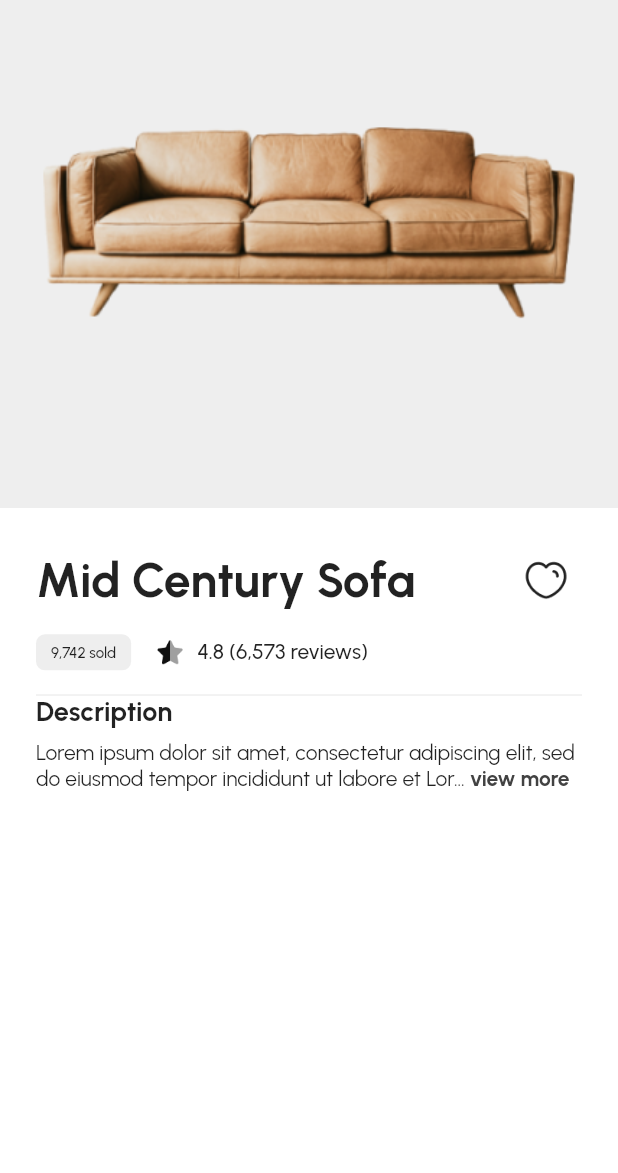
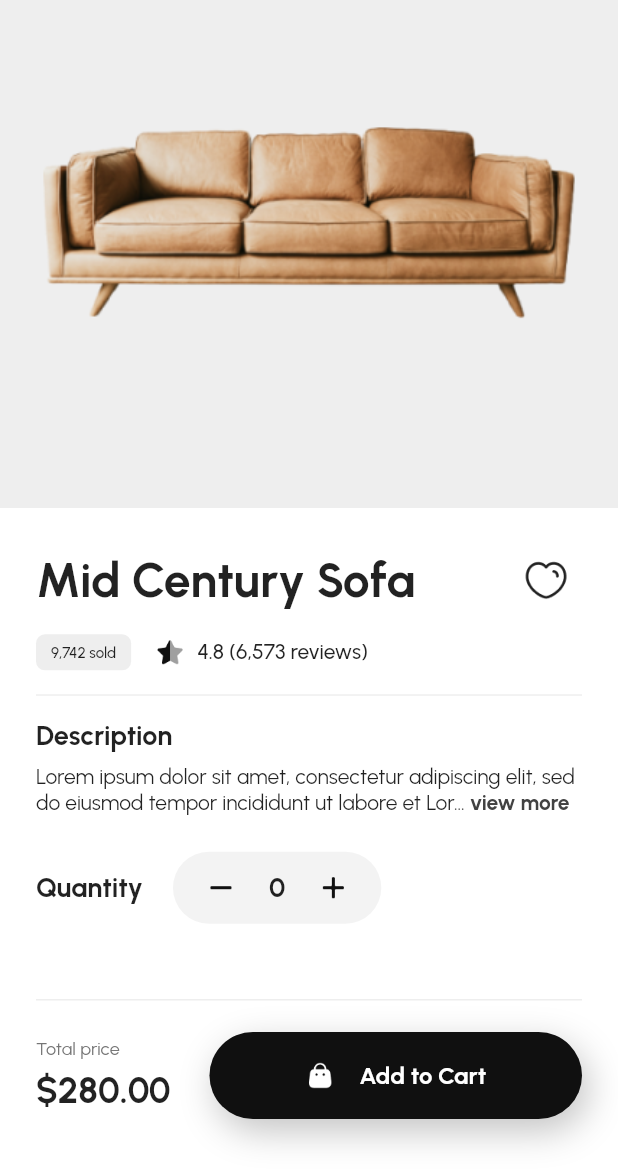
Before and after one commit to Abson/Fresh-Buyer-Flutter, a Flutter app: the ShopDetailScreen screen opened by its route, on a phone screen of 412 x 824 dp, the part 63-1236 px from its top. Run offline on Flutter 3.47's test engine with Material 2 defaults, Android fonts, the phone set to English and light mode, and no system bars; drawn by our look-alikes of expandable_text.

Commit message:
increase add cart button

```diff
--- a/lib/screens/detail/detail_screen.dart
+++ b/lib/screens/detail/detail_screen.dart
@@ -2,16 +2,25 @@ import 'package:expandable_text/expandable_text.dart';
 import 'package:flutter/material.dart';
 import 'package:freshbuyer/size_config.dart';
 
-class ShopDetailScreen extends StatelessWidget {
+class ShopDetailScreen extends StatefulWidget {
   const ShopDetailScreen({super.key});
 
   static String route() => '/shop_detail';
 
   @override
+  State<ShopDetailScreen> createState() => _ShopDetailScreenState();
+}
+
+class _ShopDetailScreenState extends State<ShopDetailScreen> {
+  int _quantity = 0;
+
+  @override
   Widget build(BuildContext context) {
     return Scaffold(
       body: SafeArea(
-        child: CustomScrollView(
+        child: Stack(
+          children: [
+            CustomScrollView(
               slivers: [
                 SliverAppBar(
                   pinned: true,
@@ -37,6 +46,29 @@ class ShopDetailScreen extends StatelessWidget {
                     child: Column(
                       crossAxisAlignment: CrossAxisAlignment.start,
                       children: [
+                        ..._buildTitle(),
+                        const SizedBox(height: 16),
+                        _buildLine(),
+                        const SizedBox(height: 16),
+                        ..._buildDescription(),
+                        const SizedBox(height: 24),
+                        _buildQuantity(),
+                        const SizedBox(height: 115),
+                      ],
+                    ),
+                  ),
+                ),
+              ],
+            ),
+            _buldFloatBar()
+          ],
+        ),
+      ),
+    );
+  }
+
+  List<Widget> _buildTitle() {
+    return <Widget>[
       Row(
         mainAxisAlignment: MainAxisAlignment.spaceBetween,
         children: [
@@ -76,17 +108,7 @@ class ShopDetailScreen extends StatelessWidget {
           ),
         ],
       ),
-                    const SizedBox(height: 16),
-                    _buildLine(),
-                    ..._buildDescription(),
-                  ],
-                ),
-              ),
-            ),
-          ],
-        ),
-      ),
-    );
+    ];
   }
 
   Widget _buildLine() {
@@ -104,6 +126,119 @@ class ShopDetailScreen extends StatelessWidget {
         linkStyle: TextStyle(color: Color(0xFF424242), fontWeight: FontWeight.bold),
       ),
     ];
+  }
+
+  Widget _buildQuantity() {
+    return Row(
+      children: [
+        const Text('Quantity', style: TextStyle(fontWeight: FontWeight.bold, fontSize: 18)),
+        const SizedBox(width: 20),
+        Container(
+          decoration: const BoxDecoration(
+            borderRadius: BorderRadius.all(Radius.circular(24)),
+            color: Color(0xFFF3F3F3),
+          ),
+          padding: const EdgeInsets.symmetric(horizontal: 20, vertical: 12),
+          child: Material(
+            color: Colors.transparent,
+            child: Row(
+              children: [
+                InkWell(
+                  child: Image.asset('assets/icons/detail/minus@2x.png', scale: 2),
+                  onTap: () {
+                    if (_quantity <= 0) return;
+                    setState(() => _quantity -= 1);
+                  },
+                ),
+                const SizedBox(width: 20),
+                Text('$_quantity',
+                    style: const TextStyle(
+                      fontWeight: FontWeight.bold,
+                      fontSize: 18,
+                    )),
+                const SizedBox(width: 20),
+                InkWell(
+                  child: Image.asset('assets/icons/detail/plus@2x.png', scale: 2),
+                  onTap: () => setState(() => _quantity += 1),
+                ),
+              ],
+            ),
+          ),
+        ),
+      ],
+    );
+  }
+
+  Widget _buldFloatBar() {
+    buildAddCard() => Container(
+          height: 58,
+          width: getProportionateScreenWidth(258),
+          decoration: BoxDecoration(
+            borderRadius: const BorderRadius.all(Radius.circular(29)),
+            color: const Color(0xFF101010),
+            boxShadow: [
+              BoxShadow(
+                offset: const Offset(4, 8),
+                blurRadius: 20,
+                color: const Color(0xFF101010).withOpacity(0.25),
+              ),
+            ],
+          ),
+          child: Material(
+            color: Colors.transparent,
+            child: InkWell(
+              borderRadius: const BorderRadius.all(Radius.circular(29)),
+              // splashColor: const Color(0xFFEEEEEE),
+              onTap: () {},
+              child: Row(
+                mainAxisAlignment: MainAxisAlignment.center,
+                children: [
+                  Image.asset('assets/icons/detail/bag@2x.png', scale: 2),
+                  const SizedBox(width: 16),
+                  const Text(
+                    'Add to Cart',
+                    style: TextStyle(
+                      fontWeight: FontWeight.bold,
+                      fontSize: 16,
+                      color: Colors.white,
+                    ),
+                  ),
+                ],
+              ),
+            ),
+          ),
+        );
+
+    return Positioned(
+      bottom: 0,
+      left: 0,
+      right: 0,
+      child: Container(
+        color: Colors.white,
+        padding: const EdgeInsets.symmetric(horizontal: 24),
+        child: Column(
+          children: [
+            _buildLine(),
+            const SizedBox(height: 21),
+            Row(
+              mainAxisAlignment: MainAxisAlignment.spaceBetween,
+              children: [
+                Column(
+                  crossAxisAlignment: CrossAxisAlignment.start,
+                  children: const [
+                    Text('Total price', style: TextStyle(color: Color(0xFF757575), fontSize: 12)),
+                    SizedBox(height: 6),
+                    Text('\$280.00', style: TextStyle(fontWeight: FontWeight.bold, fontSize: 24)),
+                  ],
+                ),
+                buildAddCard()
+              ],
+            ),
+            const SizedBox(height: 36),
+          ],
+        ),
+      ),
+    );
   }
 }
 
--- a/lib/screens/home/hearder.dart
+++ b/lib/screens/home/hearder.dart
@@ -1,7 +1,6 @@
 import 'package:flutter/material.dart';
 import 'package:freshbuyer/constants.dart';
 import 'package:freshbuyer/screens/profile/profile_screen.dart';
-import 'package:freshbuyer/screens/test/test_screen.dart';
 
 class HomeAppBar extends StatelessWidget {
   const HomeAppBar({super.key});
--- a/pubspec.yaml
+++ b/pubspec.yaml
@@ -66,6 +66,7 @@ flutter:
     - assets/icons/light/
     - assets/icons/products/
     - assets/icons/profile/
+    - assets/icons/detail/
   #   - images/a_dot_burr.jpeg
   #   - images/a_dot_ham.jpeg
 
```
Also changed, not shown: assets/icons/detail/bag@2x.png (added), assets/icons/detail/minus@2x.png (added), assets/icons/detail/plus@2x.png (added). Lines whose indentation alone changed are shown as unchanged.
